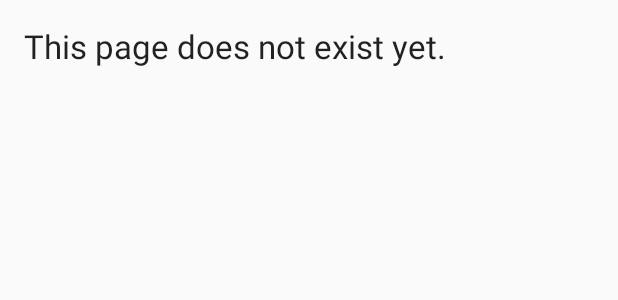
After one commit to randy-acheson/Total-Joint-Replacement, an Android app: the layout activity_pain_management.xml on its own in the app's theme, with its tools: preview values and no code run, on a phone screen of 412 x 824 dp. The commit adds this screen. Shown: the top 300 px of the screen. Run offline under Robolectric (Android 15) with nearby library versions, the phone set to English and light mode, and no system bars.

Commit message:
Added blank activities

```diff
--- a/app/src/main/java/edu/wpi/total_joint_replacement/activities/ActivityTestController.java
+++ b/app/src/main/java/edu/wpi/total_joint_replacement/activities/ActivityTestController.java
@@ -18,14 +18,14 @@ public class ActivityTestController {
 
     private Class[] recordPainPages = { RecordPainActivity.class, RecordPainActivityTabbed.class };
     private Class[] recordActivityPages = { RecordActivityActivity.class };
-    private Class[] medicationPages = {  };
-    private Class[] viewProgressPages = {  };
+    private Class[] medicationPages = { PainManagementActivity.class };
+    private Class[] viewProgressPages = { ViewProgressActivity.class };
     private Class[] viewMoreOptionsPages = { MoreActivitiesActivity.class };
 
     private static ActivityTestController instance = new ActivityTestController();
 
     public enum PageTypes {
-        RECORD_PAIN, RECORD_ACTIVITY, PAIN_MANAGEMENT, VIEW_PROGRESS, MORE_OPTIONS;
+        RECORD_PAIN, RECORD_ACTIVITY, PAIN_MANAGEMENT, VIEW_PROGRESS, MORE_OPTIONS
     }
 
     private class PageTypeGetter{
--- a/app/src/main/java/edu/wpi/total_joint_replacement/activities/BaseActivity.java
+++ b/app/src/main/java/edu/wpi/total_joint_replacement/activities/BaseActivity.java
@@ -43,4 +43,10 @@ public class BaseActivity extends AppCompatActivity {
 
         return super.onOptionsItemSelected(item);
     }
+
+    @Override
+    public void onBackPressed() {
+        MainActivity.returnToMainActivity(requiresConfirmationForExit, this);
+    }
+
 }
--- a/app/src/main/java/edu/wpi/total_joint_replacement/activities/MoreActivitiesActivity.java
+++ b/app/src/main/java/edu/wpi/total_joint_replacement/activities/MoreActivitiesActivity.java
@@ -78,9 +78,4 @@ public class MoreActivitiesActivity extends BaseActivity {
 
     }
 
-    @Override
-    public void onBackPressed() {
-            MainActivity.returnToMainActivity(false, this);
-    }
-
 }
--- a/app/src/main/java/edu/wpi/total_joint_replacement/activities/RecordActivityActivity.java
+++ b/app/src/main/java/edu/wpi/total_joint_replacement/activities/RecordActivityActivity.java
@@ -42,6 +42,8 @@ public class RecordActivityActivity extends BaseActivity {
     protected void onCreate(Bundle savedInstanceState) {
         super.onCreate(savedInstanceState);
 
+        requiresConfirmationForExit = true;
+
 
         setContentView(R.layout.activity_record_activity);
 
@@ -73,7 +75,7 @@ public class RecordActivityActivity extends BaseActivity {
     @Override
     public void onBackPressed() {
         if (mPager.getCurrentItem() == 0) {
-            MainActivity.returnToMainActivity(true, this);
+            MainActivity.returnToMainActivity(requiresConfirmationForExit, this);
         } else {
             mPager.setCurrentItem(0);
         }
--- a/app/src/main/java/edu/wpi/total_joint_replacement/activities/RecordPainActivity.java
+++ b/app/src/main/java/edu/wpi/total_joint_replacement/activities/RecordPainActivity.java
@@ -34,6 +34,8 @@ public class RecordPainActivity extends BaseActivity {
     protected void onCreate(Bundle savedInstanceState) {
         super.onCreate(savedInstanceState);
 
+        requiresConfirmationForExit = true;
+
 
         setContentView(R.layout.activity_record_pain);
 
@@ -55,7 +57,7 @@ public class RecordPainActivity extends BaseActivity {
     @Override
     public void onBackPressed() {
         if (mPager.getCurrentItem() == 0) {
-            MainActivity.returnToMainActivity(true, this);
+            MainActivity.returnToMainActivity(requiresConfirmationForExit, this);
         } else {
             mPager.setCurrentItem(mPager.getCurrentItem() - 1);
         }
--- /dev/null
+++ b/app/src/main/res/layout/activity_pain_management.xml
@@ -0,0 +1,21 @@
+<RelativeLayout xmlns:android="http://schemas.android.com/apk/res/android"
+    xmlns:tools="http://schemas.android.com/tools"
+    android:orientation="vertical"
+    android:layout_width="match_parent"
+    android:layout_height="match_parent"
+    android:paddingLeft="@dimen/activity_horizontal_margin"
+    android:paddingRight="@dimen/activity_horizontal_margin"
+    android:paddingTop="@dimen/activity_vertical_margin"
+    android:paddingBottom="@dimen/activity_vertical_margin"
+    tools:context="edu.wpi.total_joint_replacement.activities.PainManagementActivity">
+
+    <TextView
+        android:layout_width="wrap_content"
+        android:layout_height="wrap_content"
+        android:textAppearance="?android:attr/textAppearanceLarge"
+        android:text="This page does not exist yet."
+        android:id="@+id/textView7"
+        android:layout_alignParentTop="true"
+        android:layout_alignParentLeft="true"
+        android:layout_alignParentStart="true" />
+</RelativeLayout>
--- a/app/src/main/res/values/strings.xml
+++ b/app/src/main/res/values/strings.xml
@@ -29,6 +29,8 @@
     <string name="title_activity_pain_record">Record Pain</string>
     <string name="title_activity_activity_record">Record Activity</string>
     <string name="title_activity_more_activities">More Options</string>
+    <string name="title_activity_pain_management">Pain Management</string>
+    <string name="title_activity_view_progress">View Progress</string>
 
     <string name="exit_button_text">Exit</string>
 
```
Also changed, not shown: app/src/main/AndroidManifest.xml (+8 -0 lines), app/src/main/java/edu/wpi/total_joint_replacement/activities/PainManagementActivity.java (added, +33 -0 lines), app/src/main/java/edu/wpi/total_joint_replacement/activities/RecordPainActivityTabbed.java (+2 -6 lines), app/src/main/java/edu/wpi/total_joint_replacement/activities/ViewProgressActivity.java (added, +25 -0 lines), app/src/main/res/layout/activity_main_buttons.xml (+8 -4 lines), app/src/main/res/layout/activity_view_progress.xml (added, +21 -0 lines).
